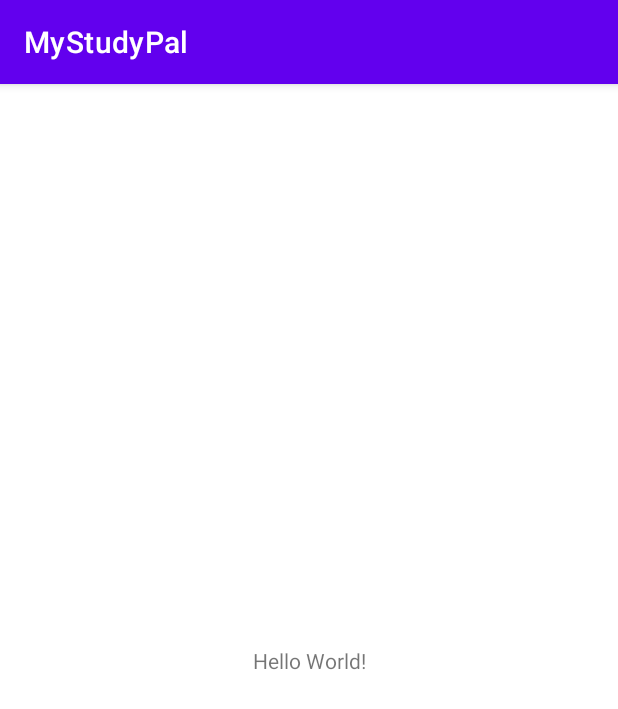
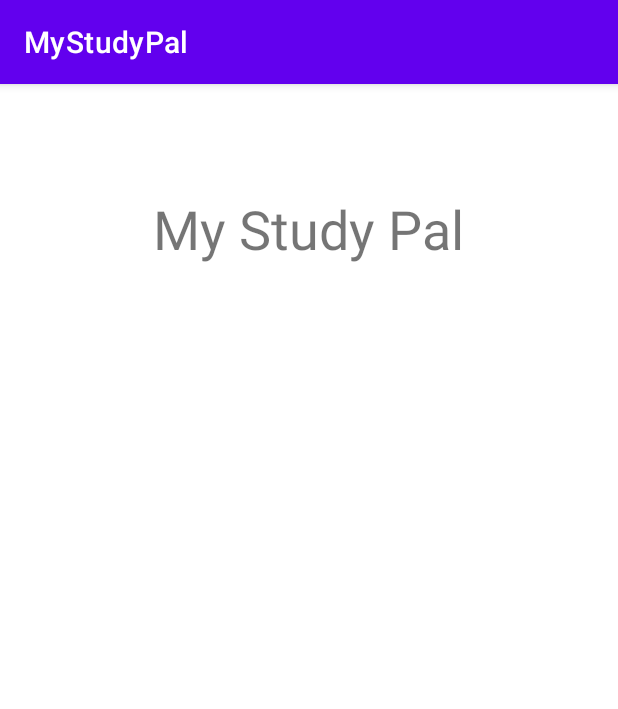
Before and after one commit to beyzamercanse/MyStudyPal, an Android app: the screen it shows after launch (MainActivity), on a phone screen of 412 x 824 dp. Shown: the top 709 px of the screen. Run offline under Robolectric (Android 15) with nearby library versions, the phone set to English and light mode, and no system bars.

```diff
--- a/app/build.gradle
+++ b/app/build.gradle
@@ -25,6 +25,10 @@ android {
         sourceCompatibility JavaVersion.VERSION_1_8
         targetCompatibility JavaVersion.VERSION_1_8
     }
+
+    viewBinding {
+        enabled true
+    }
 }
 
 dependencies {
--- a/app/src/main/res/layout/activity_main.xml
+++ b/app/src/main/res/layout/activity_main.xml
@@ -7,12 +7,15 @@
     tools:context=".MainActivity">
 
     <TextView
+        android:id="@+id/textView"
         android:layout_width="wrap_content"
         android:layout_height="wrap_content"
-        android:text="Hello World!"
-        app:layout_constraintBottom_toBottomOf="parent"
-        app:layout_constraintLeft_toLeftOf="parent"
-        app:layout_constraintRight_toRightOf="parent"
+        android:layout_marginTop="72dp"
+        android:text="My Study Pal"
+
+        android:textSize="36sp"
+        app:layout_constraintEnd_toEndOf="parent"
+        app:layout_constraintHorizontal_bias="0.498"
+        app:layout_constraintStart_toStartOf="parent"
         app:layout_constraintTop_toTopOf="parent" />
-
 </androidx.constraintlayout.widget.ConstraintLayout>
```
Also changed, not shown: app/src/main/assets/Rowdies/Rowdies-Bold.ttf (added), app/src/main/assets/Rowdies/Rowdies-Light.ttf (added), app/src/main/assets/Rowdies/Rowdies-Regular.ttf (added).
